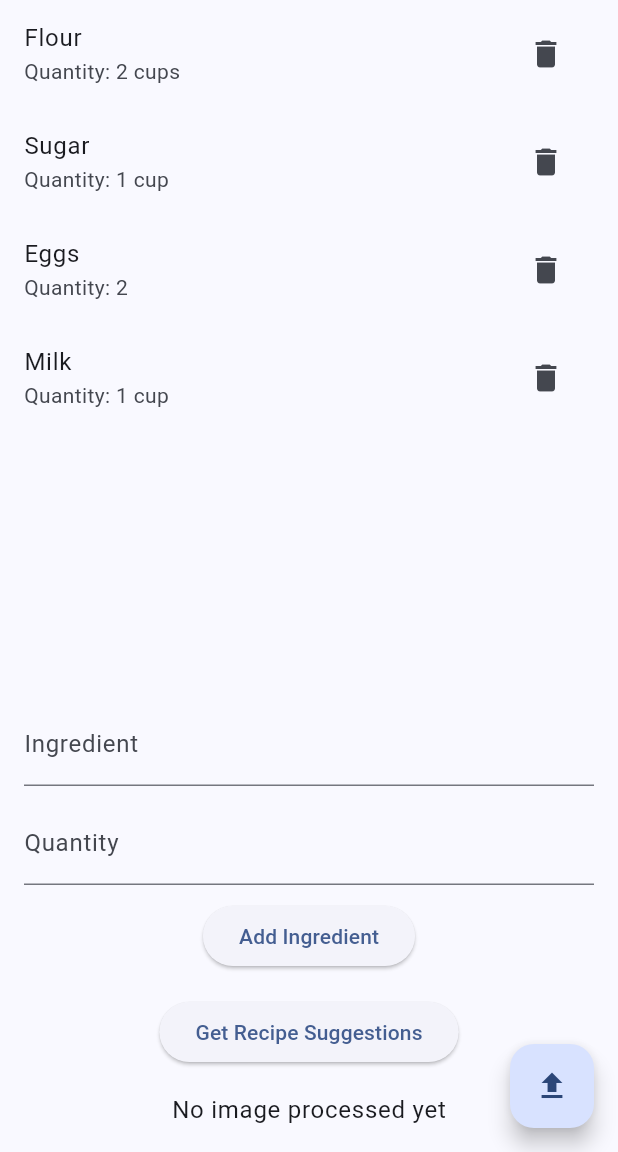
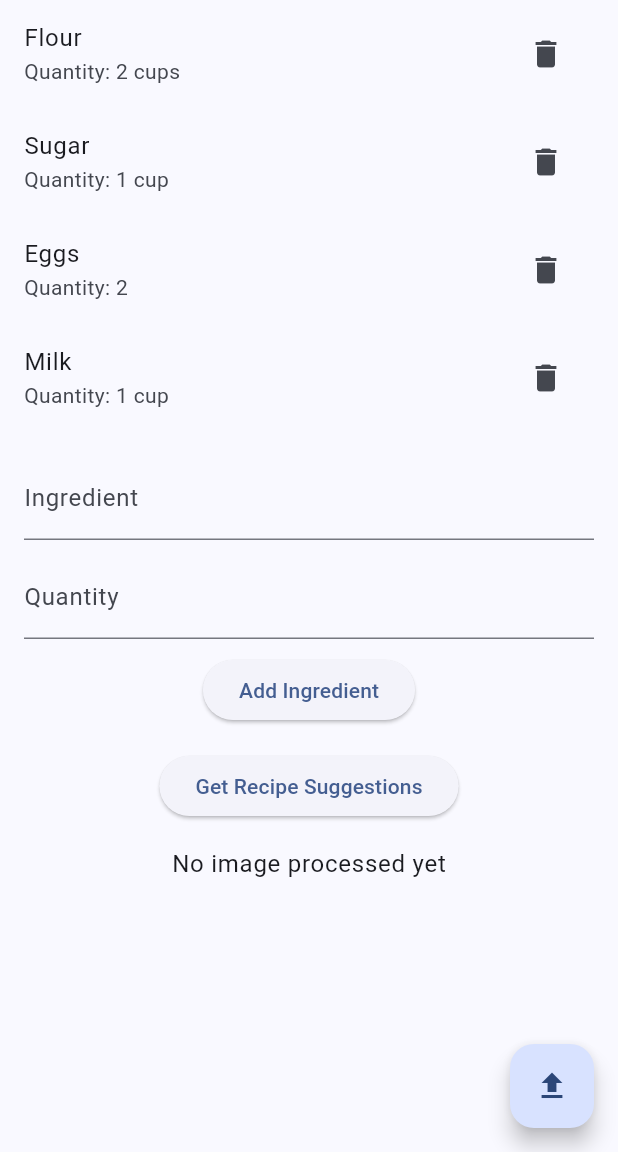
Before and after one commit to boykin345/food-ai-app, a Flutter app: the screen it shows after launch, on a phone screen of 412 x 824 dp, the part 84-1236 px from its top. Run offline on Flutter 3.47's test engine with Material 3 defaults, Android fonts, the phone set to English and light mode, and no system bars; our stand-ins replace file_picker, firebase_core, firebase_storage; accounts and stored records are empty; project files that could hold a hidden picture were left out.

Commit message:
Fix overflow design

```diff
--- a/lib/main.dart
+++ b/lib/main.dart
@@ -157,12 +157,16 @@ class _MyHomePageState extends State<MyHomePage> {
         title: Text(widget.title),
         backgroundColor: Theme.of(context).colorScheme.inversePrimary,
       ),
-      body: Center(
+      body: SingleChildScrollView(
+        // Making the entire column scrollable
+        child: Center(
           child: Column(
             mainAxisAlignment: MainAxisAlignment.center,
             children: <Widget>[
-            Expanded(
-              child: ListView.builder(
+              ListView.builder(
+                shrinkWrap: true, // Shrinking the ListView to its content size
+                physics:
+                    NeverScrollableScrollPhysics(), // Disabling ListView's scrolling as it's nested in a SingleChildScrollView
                 itemCount: ingredientsMap.length,
                 itemBuilder: (context, index) {
                   String key = ingredientsMap.keys.elementAt(index);
@@ -175,7 +179,6 @@ class _MyHomePageState extends State<MyHomePage> {
                     ),
                   );
                 },
-              ),
               ),
               Padding(
                 padding: const EdgeInsets.all(16.0),
@@ -220,10 +223,11 @@ class _MyHomePageState extends State<MyHomePage> {
                 padding: const EdgeInsets.all(16.0),
                 child: Text(
                   _response,
-                style: Theme.of(context).textTheme.bodyLarge,
+                  style: Theme.of(context).textTheme.bodyText1,
                 ),
               ),
             ],
+          ),
         ),
       ),
       floatingActionButton: FloatingActionButton(
```
Lines whose indentation alone changed are shown as unchanged.
